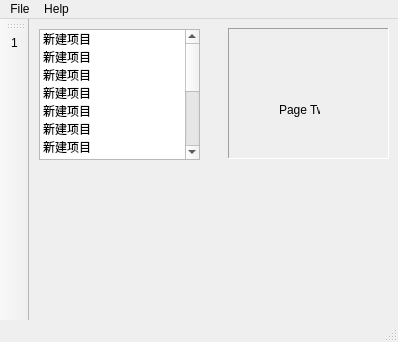
Above: UI_Discription/mainwindow.ui from Auxiliary-xzb/Qt before the change. Below: the same form after it.
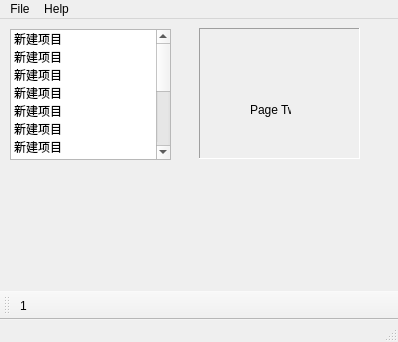
That is the form after the change.

```diff
--- a/UI_Discription/mainwindow.ui
+++ b/UI_Discription/mainwindow.ui
@@ -192,7 +192,7 @@
   </widget>
   <widget class="QToolBar" name="mainToolBar">
    <attribute name="toolBarArea">
-    <enum>LeftToolBarArea</enum>
+    <enum>BottomToolBarArea</enum>
    </attribute>
    <attribute name="toolBarBreak">
     <bool>false</bool>
```
Left out of the diff: 7 changed lines with no effect on the pictures.
